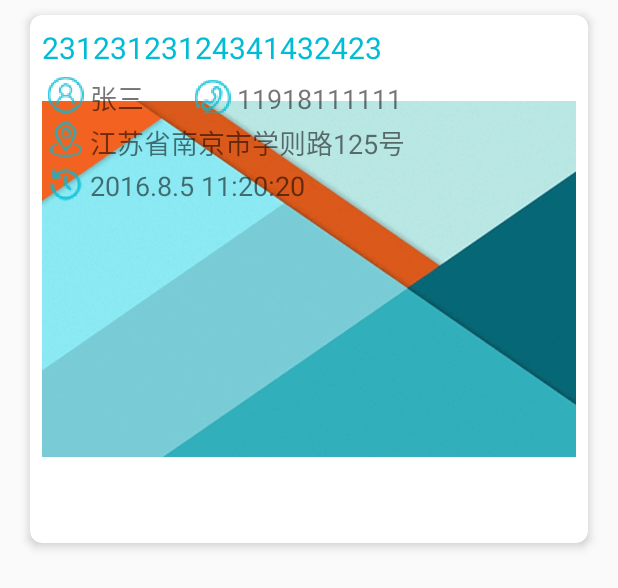
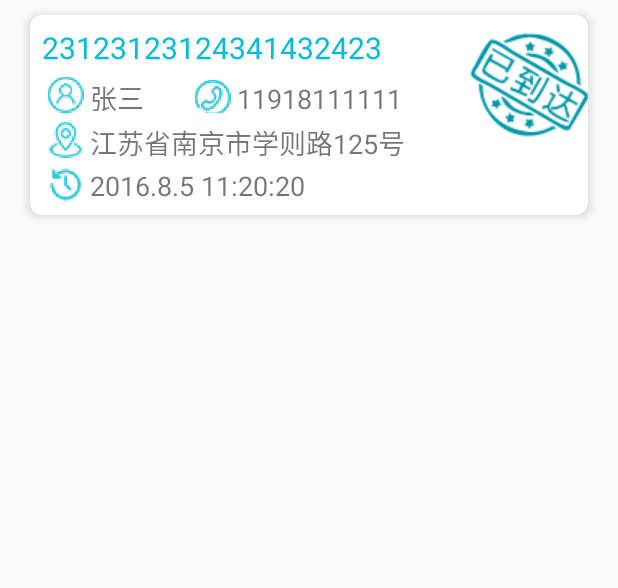
Before and after one commit to Neo-101/ExpressAPP, an Android app: the layout itemview_layout.xml on its own in the app's theme, with its tools: preview values and no code run, on a phone screen of 412 x 824 dp. Shown: the top 588 px of the screen. Run offline under Robolectric (Android 15) with nearby library versions, the phone set to English and light mode, and no system bars.

Commit message:
CardView Delivered

```diff
--- a/app/src/main/java/example/com/expressapp/searchinformation/model/RecyclerViewAdapter.java
+++ b/app/src/main/java/example/com/expressapp/searchinformation/model/RecyclerViewAdapter.java
@@ -54,6 +54,7 @@ public class RecyclerViewAdapter extends RecyclerView.Adapter<MyViewHolder> {
         holder.setPhoneInfo(expressInfoTemp.getReceiverPhone());
         holder.setAddressInfo(expressInfoTemp.getReceiverAddress());
         holder.setUpdateTime(expressInfoTemp.getUpDataTime());
+        holder.setDelivered(expressInfoTemp.getIsDelivered());
         if(InformationFragment.selectedItems.contains(position))
             holder.setItemSelected();
         else holder.setItemUnselected();
--- a/app/src/main/res/layout/itemview_layout.xml
+++ b/app/src/main/res/layout/itemview_layout.xml
@@ -17,12 +17,19 @@
         app:cardElevation="4dp"
         app:cardCornerRadius="8dp"
         app:cardBackgroundColor="#ffffff"
-        app:contentPadding="8dp">
+        app:contentPadding="8dp"
+        app:contentPaddingRight="0dp">
+        <RelativeLayout
+            android:layout_width="match_parent"
+            android:layout_height="match_parent">
             <ImageView
+                android:id="@+id/itemview_layout_delivered_imageview"
                 android:layout_width="wrap_content"
                 android:layout_height="wrap_content"
-            android:layout_gravity="top"
-            android:src="@drawable/drawer_background" />
+                android:layout_alignParentRight="true"
+                android:layout_marginRight="-1dp"
+                android:tint="@color/colorPrimaryDark"
+                android:src="@drawable/ic_cardview_delivered" />
             <LinearLayout
                 android:layout_width="match_parent"
                 android:layout_height="wrap_content"
@@ -77,6 +84,8 @@
                     android:text="2016.8.5 11:20:20"
                     android:textSize="18sp"/>
             </LinearLayout>
+        </RelativeLayout>
+
 
     </android.support.v7.widget.CardView>
 
```
Also changed, not shown: app/src/main/AndroidManifest.xml (+5 -5 lines), app/src/main/java/example/com/expressapp/searchinformation/model/MyViewHolder.java (+10 -0 lines), app/src/main/java/example/com/expressapp/searchinformation/view/InformationFragment.java (+2 -8 lines), app/src/main/res/drawable/ic_cardview_delivered.png (added). Lines whose indentation alone changed are shown as unchanged.
